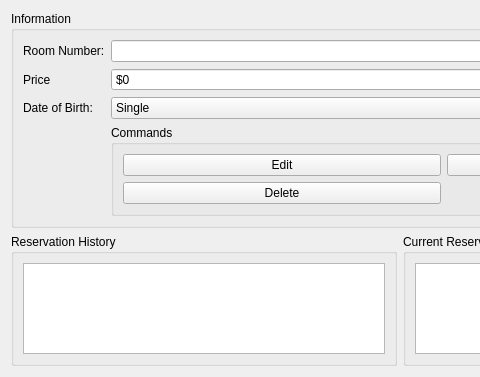
dagayveggi/HotelManagementSystem, file src/main/resources/base/room.ui: the form before one commit; both pictures show x 0 to 480 and y 0 to 377 of the 800 by 377 pixel window.
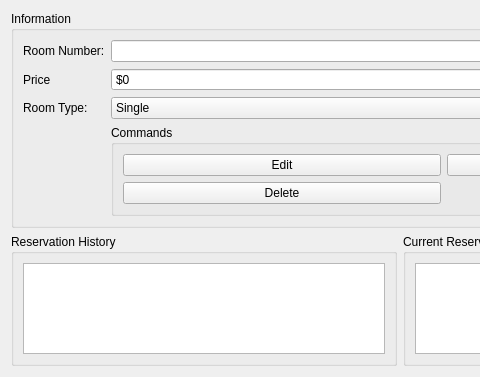
The form after the commit. Icons and pictures are not drawn.

Commit message: Isolating UI editing and compiling for workflow

Diff of the .ui file:
```diff
--- a/src/main/resources/base/room.ui
+++ b/src/main/resources/base/room.ui
@@ -109,7 +109,7 @@
         <item row="7" column="0">
          <widget class="QLabel" name="label_3">
           <property name="text">
-           <string>Date of Birth:</string>
+           <string>Room Type:</string>
           </property>
          </widget>
         </item>
```
Left out of the diff: 24 changed lines with no effect on the pictures. The commit also changes 7 other files.
